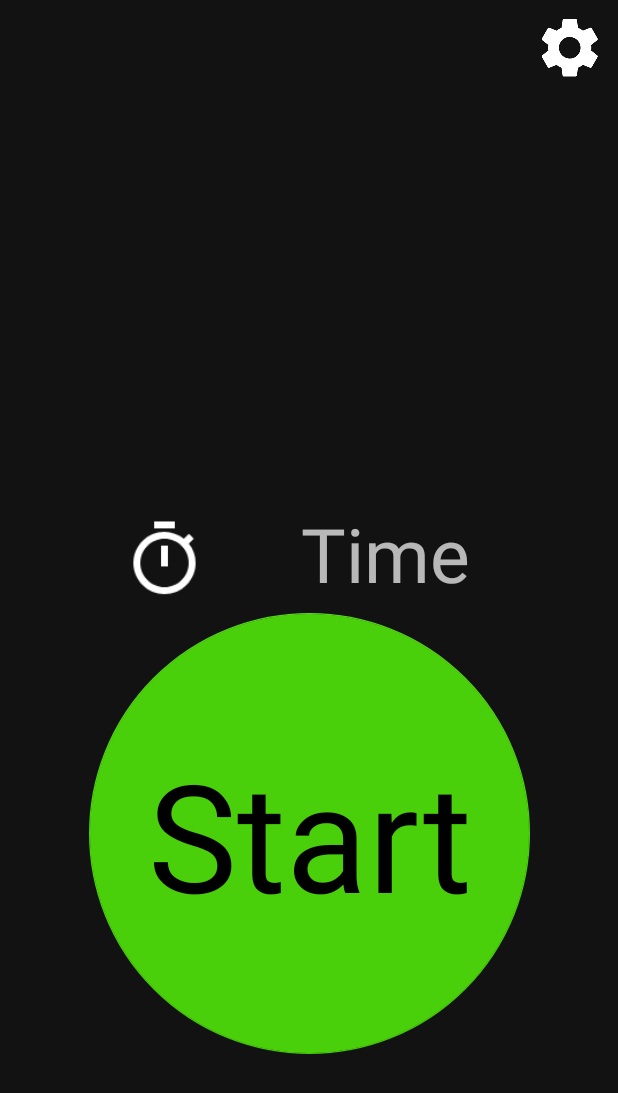
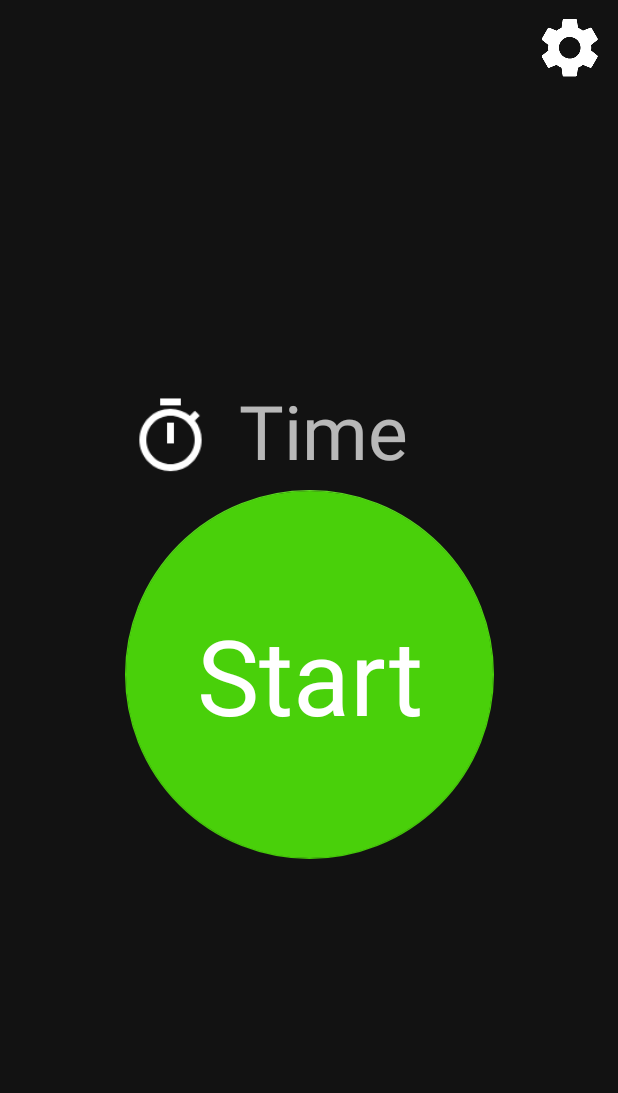
Before and after one commit to MajdKhodr/StillAlert, an Android app: the screen it shows after launch (MainActivity), on a phone screen of 412 x 824 dp. Shown: the top 1093 px of the screen. Run offline under Robolectric (Android 15) with nearby library versions, the phone set to English and light mode, and no system bars.

```diff
--- a/Android/app/src/main/res/layout/activity_main.xml
+++ b/Android/app/src/main/res/layout/activity_main.xml
@@ -8,8 +8,8 @@
 
     <android.support.design.widget.FloatingActionButton
         android:id="@+id/floatingActionButton_start"
-        android:layout_width="294dp"
-        android:layout_height="322dp"
+        android:layout_width="268dp"
+        android:layout_height="246dp"
         android:layout_marginStart="8dp"
         android:layout_marginTop="8dp"
         android:layout_marginEnd="8dp"
@@ -23,15 +23,15 @@
         app:layout_constraintEnd_toEndOf="parent"
         app:layout_constraintStart_toStartOf="parent"
         app:layout_constraintTop_toTopOf="parent"
-        app:layout_constraintVertical_bias="0.78" />
+        app:layout_constraintVertical_bias="0.567" />
 
     <TextView
         android:id="@+id/button_start"
         android:layout_width="wrap_content"
         android:layout_height="wrap_content"
         android:text="@string/button_start"
-        android:textColor="@android:color/background_dark"
-        android:textSize="100sp"
+        android:textColor="@color/light"
+        android:textSize="70sp"
         android:visibility="visible"
         app:layout_constraintBottom_toBottomOf="@+id/floatingActionButton_start"
         app:layout_constraintEnd_toEndOf="@+id/floatingActionButton_start"
@@ -42,14 +42,17 @@
         android:id="@+id/textview_time"
         android:layout_width="155dp"
         android:layout_height="65dp"
+        android:layout_marginStart="8dp"
         android:layout_marginTop="8dp"
-        android:layout_marginEnd="56dp"
+        android:layout_marginEnd="28dp"
         android:layout_marginBottom="8dp"
         android:text="@string/textview_time"
         android:textAlignment="textStart"
         android:textSize="50sp"
         app:layout_constraintBottom_toTopOf="@+id/floatingActionButton_start"
         app:layout_constraintEnd_toEndOf="parent"
+        app:layout_constraintHorizontal_bias="0.0"
+        app:layout_constraintStart_toEndOf="@+id/time_icon"
         app:layout_constraintTop_toTopOf="parent"
         app:layout_constraintVertical_bias="1.0" />
 
@@ -57,7 +60,7 @@
         android:id="@+id/time_icon"
         android:layout_width="75dp"
         android:layout_height="55dp"
-        android:layout_marginStart="72dp"
+        android:layout_marginStart="76dp"
         android:layout_marginTop="8dp"
         android:layout_marginBottom="8dp"
         app:layout_constraintBottom_toTopOf="@+id/floatingActionButton_start"
```
Also changed, not shown: Android/app/src/main/res/layout/activity_stop.xml (+8 -5 lines).
